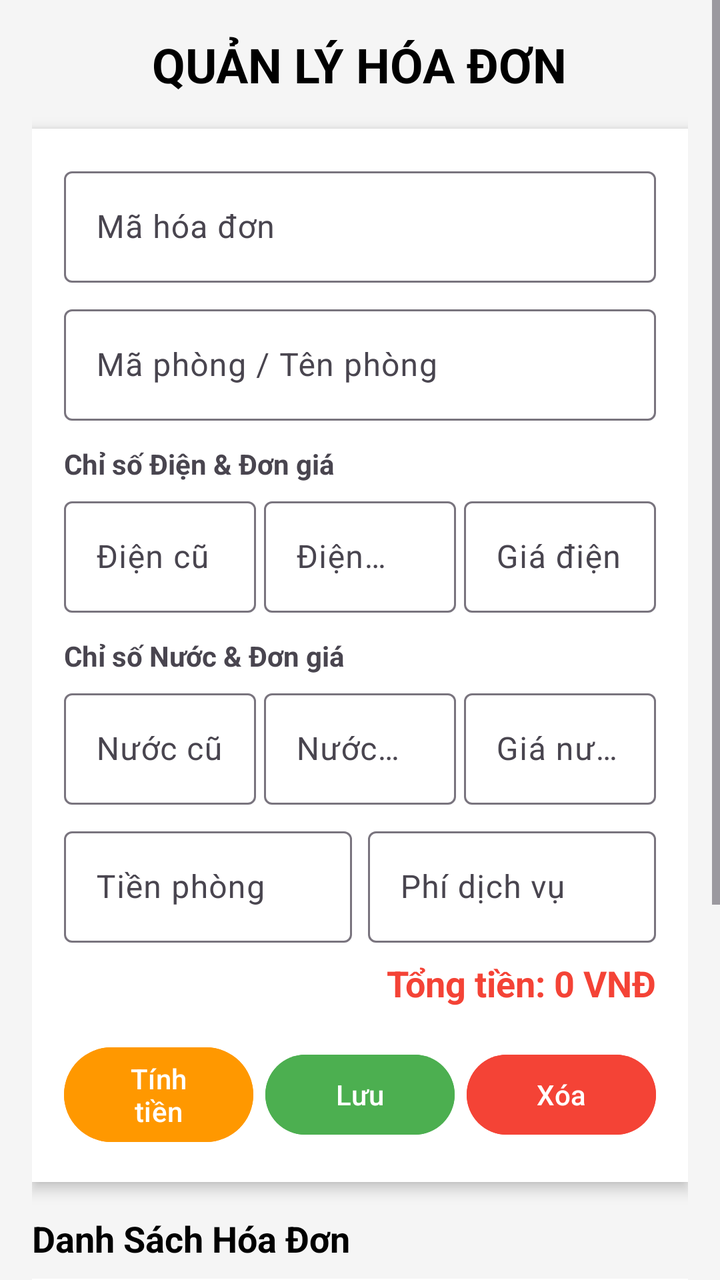
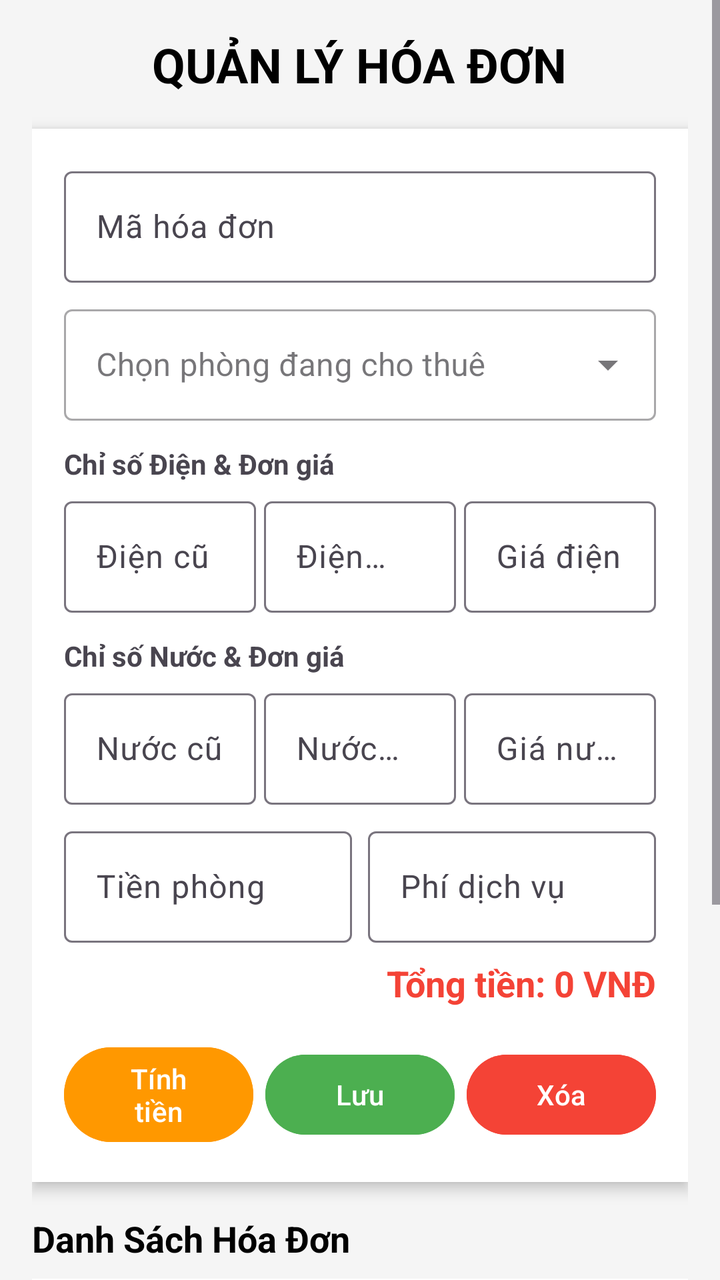

Two renders of the same Android screen: before a commit and after it. Below are the layout's source before the change and the commit's diff.
<!-- AndroidManifest.xml: application theme Theme.Detai1 -->
<!-- res/layout/giaodienhoadon.xml -->
<?xml version="1.0" encoding="utf-8"?>
<ScrollView xmlns:android="http://schemas.android.com/apk/res/android"
    android:layout_width="match_parent"
    android:layout_height="match_parent"
    android:background="#F5F5F5">

    <LinearLayout
        android:layout_width="match_parent"
        android:layout_height="wrap_content"
        android:orientation="vertical"
        android:padding="16dp">

        
        <TextView
            android:layout_width="wrap_content"
            android:layout_height="wrap_content"
            android:text="QUẢN LÝ HÓA ĐƠN"
            android:textSize="24sp"
            android:textStyle="bold"
            android:textColor="@android:color/black"
            android:layout_gravity="center"
            android:layout_marginBottom="16dp"/>

        
        <LinearLayout
            android:layout_width="match_parent"
            android:layout_height="wrap_content"
            android:orientation="vertical"
            android:background="@android:color/white"
            android:padding="16dp"
            android:elevation="4dp"
            android:layout_marginBottom="16dp">

            <com.google.android.material.textfield.TextInputLayout
                android:layout_width="match_parent"
                android:layout_height="wrap_content"
                android:layout_marginBottom="8dp"
                android:hint="Mã hóa đơn">
                <com.google.android.material.textfield.TextInputEditText
                    android:id="@+id/txtmahoadon"
                    android:layout_width="match_parent"
                    android:layout_height="wrap_content"
                    android:inputType="text" />
            </com.google.android.material.textfield.TextInputLayout>

            <com.google.android.material.textfield.TextInputLayout
                android:layout_width="match_parent"
                android:layout_height="wrap_content"
                android:layout_marginBottom="8dp"
                android:hint="Mã phòng / Tên phòng">
                <com.google.android.material.textfield.TextInputEditText
                    android:id="@+id/txtmaphong"
                    android:layout_width="match_parent"
                    android:layout_height="wrap_content"
                    android:inputType="text" />
            </com.google.android.material.textfield.TextInputLayout>

            
            <TextView
                android:layout_width="wrap_content"
                android:layout_height="wrap_content"
                android:text="Chỉ số Điện &amp; Đơn giá"
                android:textStyle="bold"
                android:layout_marginTop="4dp"
                android:layout_marginBottom="4dp"/>

            <LinearLayout
                android:layout_width="match_parent"
                android:layout_height="wrap_content"
                android:orientation="horizontal"
                android:layout_marginBottom="8dp">

                <com.google.android.material.textfield.TextInputLayout
                    android:layout_width="0dp"
                    android:layout_height="wrap_content"
                    android:layout_weight="1"
                    android:layout_marginEnd="2dp"
                    android:hint="Điện cũ">
                    <com.google.android.material.textfield.TextInputEditText
                        android:id="@+id/txtdiencu"
                        android:layout_width="match_parent"
                        android:layout_height="wrap_content"
                        android:inputType="numberDecimal" />
                </com.google.android.material.textfield.TextInputLayout>

                <com.google.android.material.textfield.TextInputLayout
                    android:layout_width="0dp"
                    android:layout_height="wrap_content"
                    android:layout_weight="1"
                    android:layout_marginHorizontal="2dp"
                    android:hint="Điện mới">
                    <com.google.android.material.textfield.TextInputEditText
                        android:id="@+id/txtdienmoi"
                        android:layout_width="match_parent"
                        android:layout_height="wrap_content"
                        android:inputType="numberDecimal" />
                </com.google.android.material.textfield.TextInputLayout>

                <com.google.android.material.textfield.TextInputLayout
                    android:layout_width="0dp"
                    android:layout_height="wrap_content"
                    android:layout_weight="1"
                    android:layout_marginStart="2dp"
                    android:hint="Giá điện">
                    <com.google.android.material.textfield.TextInputEditText
                        android:id="@+id/txtgiadien"
                        android:layout_width="match_parent"
                        android:layout_height="wrap_content"
                        android:inputType="numberDecimal" />
                </com.google.android.material.textfield.TextInputLayout>
            </LinearLayout>

            
            <TextView
                android:layout_width="wrap_content"
                android:layout_height="wrap_content"
                android:text="Chỉ số Nước &amp; Đơn giá"
                android:textStyle="bold"
                android:layout_marginTop="4dp"
                android:layout_marginBottom="4dp"/>

            <LinearLayout
                android:layout_width="match_parent"
                android:layout_height="wrap_content"
                android:orientation="horizontal"
                android:layout_marginBottom="8dp">

                <com.google.android.material.textfield.TextInputLayout
                    android:layout_width="0dp"
                    android:layout_height="wrap_content"
                    android:layout_weight="1"
                    android:layout_marginEnd="2dp"
                    android:hint="Nước cũ">
                    <com.google.android.material.textfield.TextInputEditText
                        android:id="@+id/txtnuoccu"
                        android:layout_width="match_parent"
                        android:layout_height="wrap_content"
                        android:inputType="numberDecimal" />
                </com.google.android.material.textfield.TextInputLayout>

                <com.google.android.material.textfield.TextInputLayout
                    android:layout_width="0dp"
                    android:layout_height="wrap_content"
                    android:layout_weight="1"
                    android:layout_marginHorizontal="2dp"
                    android:hint="Nước mới">
                    <com.google.android.material.textfield.TextInputEditText
                        android:id="@+id/txtnuocmoi"
                        android:layout_width="match_parent"
                        android:layout_height="wrap_content"
                        android:inputType="numberDecimal" />
                </com.google.android.material.textfield.TextInputLayout>

                <com.google.android.material.textfield.TextInputLayout
                    android:layout_width="0dp"
                    android:layout_height="wrap_content"
                    android:layout_weight="1"
                    android:layout_marginStart="2dp"
                    android:hint="Giá nước">
                    <com.google.android.material.textfield.TextInputEditText
                        android:id="@+id/txtgianuoc"
                        android:layout_width="match_parent"
                        android:layout_height="wrap_content"
                        android:inputType="numberDecimal" />
                </com.google.android.material.textfield.TextInputLayout>
            </LinearLayout>

            
            <LinearLayout
                android:layout_width="match_parent"
                android:layout_height="wrap_content"
                android:orientation="horizontal"
                android:layout_marginBottom="8dp">

                <com.google.android.material.textfield.TextInputLayout
                    android:layout_width="0dp"
                    android:layout_height="wrap_content"
                    android:layout_weight="1"
                    android:layout_marginEnd="4dp"
                    android:hint="Tiền phòng">
                    <com.google.android.material.textfield.TextInputEditText
                        android:id="@+id/txttienphong"
                        android:layout_width="match_parent"
                        android:layout_height="wrap_content"
                        android:inputType="numberDecimal" />
                </com.google.android.material.textfield.TextInputLayout>

                <com.google.android.material.textfield.TextInputLayout
                    android:layout_width="0dp"
                    android:layout_height="wrap_content"
                    android:layout_weight="1"
                    android:layout_marginStart="4dp"
                    android:hint="Phí dịch vụ">
                    <com.google.android.material.textfield.TextInputEditText
                        android:id="@+id/txtphidichvu"
                        android:layout_width="match_parent"
                        android:layout_height="wrap_content"
                        android:inputType="numberDecimal" />
                </com.google.android.material.textfield.TextInputLayout>
            </LinearLayout>

            
            <TextView
                android:id="@+id/txttongtien"
                android:layout_width="match_parent"
                android:layout_height="wrap_content"
                android:text="Tổng tiền: 0 VNĐ"
                android:textSize="18sp"
                android:textStyle="bold"
                android:textColor="#F44336"
                android:layout_marginBottom="16dp"
                android:gravity="end"/>

            
            <LinearLayout
                android:layout_width="match_parent"
                android:layout_height="wrap_content"
                android:orientation="horizontal"
                android:gravity="center">

                <Button
                    android:id="@+id/btntinh"
                    android:layout_width="0dp"
                    android:layout_height="wrap_content"
                    android:layout_weight="1"
                    android:layout_marginEnd="4dp"
                    android:text="Tính tiền"
                    android:backgroundTint="#FF9800"/>

                <Button
                    android:id="@+id/btnthem"
                    android:layout_width="0dp"
                    android:layout_height="wrap_content"
                    android:layout_weight="1"
                    android:layout_marginHorizontal="2dp"
                    android:text="Lưu"
                    android:backgroundTint="#4CAF50"/>

                <Button
                    android:id="@+id/btnxoa"
                    android:layout_width="0dp"
                    android:layout_height="wrap_content"
                    android:layout_weight="1"
                    android:layout_marginStart="4dp"
                    android:text="Xóa"
                    android:backgroundTint="#F44336"/>
            </LinearLayout>
        </LinearLayout>

        
        <TextView
            android:layout_width="wrap_content"
            android:layout_height="wrap_content"
            android:text="Danh Sách Hóa Đơn"
            android:textSize="18sp"
            android:textStyle="bold"
            android:textColor="@android:color/black"
            android:layout_marginBottom="8dp"/>

        <ListView
            android:id="@+id/lvhoadon"
            android:layout_width="match_parent"
            android:layout_height="250dp"
            android:background="@android:color/white" />

    </LinearLayout>
</ScrollView>
<!-- resources referenced by this layout -->
<resources>
  <style name="Theme.Detai1" parent="Base.Theme.Detai1" />
  <style name="Base.Theme.Detai1" parent="Theme.Material3.DayNight.NoActionBar">
          
          
      </style>
</resources>

<!-- the commit's change to res/layout/giaodienhoadon.xml (unified diff, before → after) -->
@@ -44,15 +44,16 @@
             </com.google.android.material.textfield.TextInputLayout>
 
             <com.google.android.material.textfield.TextInputLayout
+                style="@style/Widget.MaterialComponents.TextInputLayout.OutlinedBox.ExposedDropdownMenu"
                 android:layout_width="match_parent"
                 android:layout_height="wrap_content"
                 android:layout_marginBottom="8dp"
-                android:hint="Mã phòng / Tên phòng">
-                <com.google.android.material.textfield.TextInputEditText
+                android:hint="Chọn phòng đang cho thuê">
+                <AutoCompleteTextView
                     android:id="@+id/txtmaphong"
                     android:layout_width="match_parent"
                     android:layout_height="wrap_content"
-                    android:inputType="text" />
+                    android:inputType="none" />
             </com.google.android.material.textfield.TextInputLayout>
 
             
